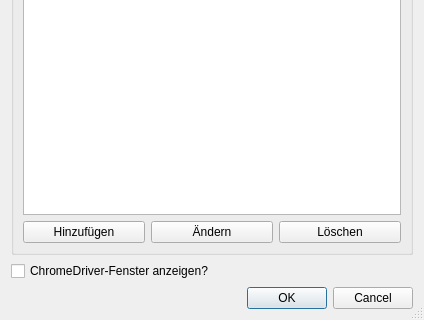
Old version of the form easyp2p/ui/settings_window.ui in the repository Ceystyle/easyp2p; both pictures show x 0 to 424 and y 158 to 478 of the 424 by 478 pixel window.
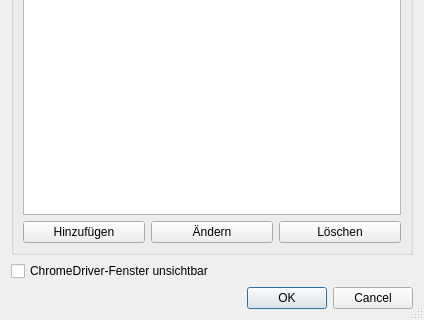
New version of the form.

Commit message: Align settings headless check box with headless attribute

```diff
--- a/easyp2p/ui/settings_window.ui
+++ b/easyp2p/ui/settings_window.ui
@@ -63,7 +63,7 @@
    <item>
     <widget class="QCheckBox" name="check_box_headless">
      <property name="text">
-      <string>ChromeDriver-Fenster anzeigen?</string>
+      <string>ChromeDriver-Fenster unsichtbar</string>
      </property>
     </widget>
    </item>
```
The commit also changes 2 other files.
